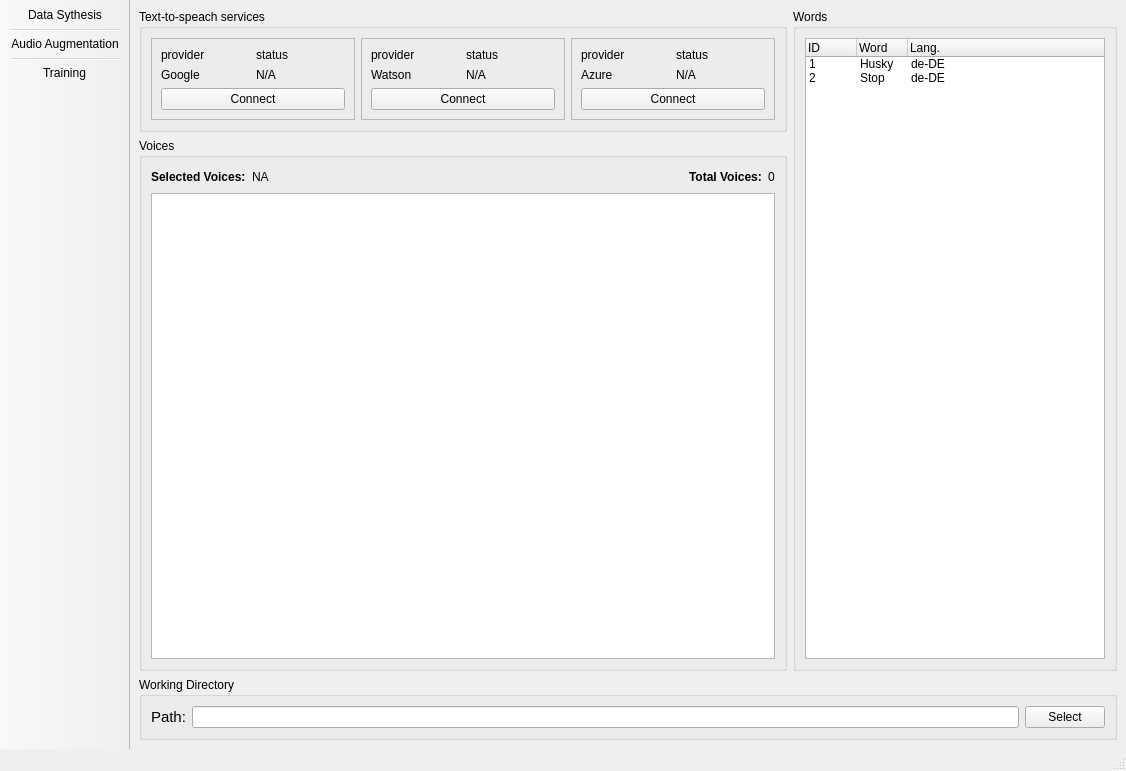
Before: the Qt Designer form ui/qtDesigner/mainWindow.ui in DennisSentler/kwsCoach, drawn with Qt 5.
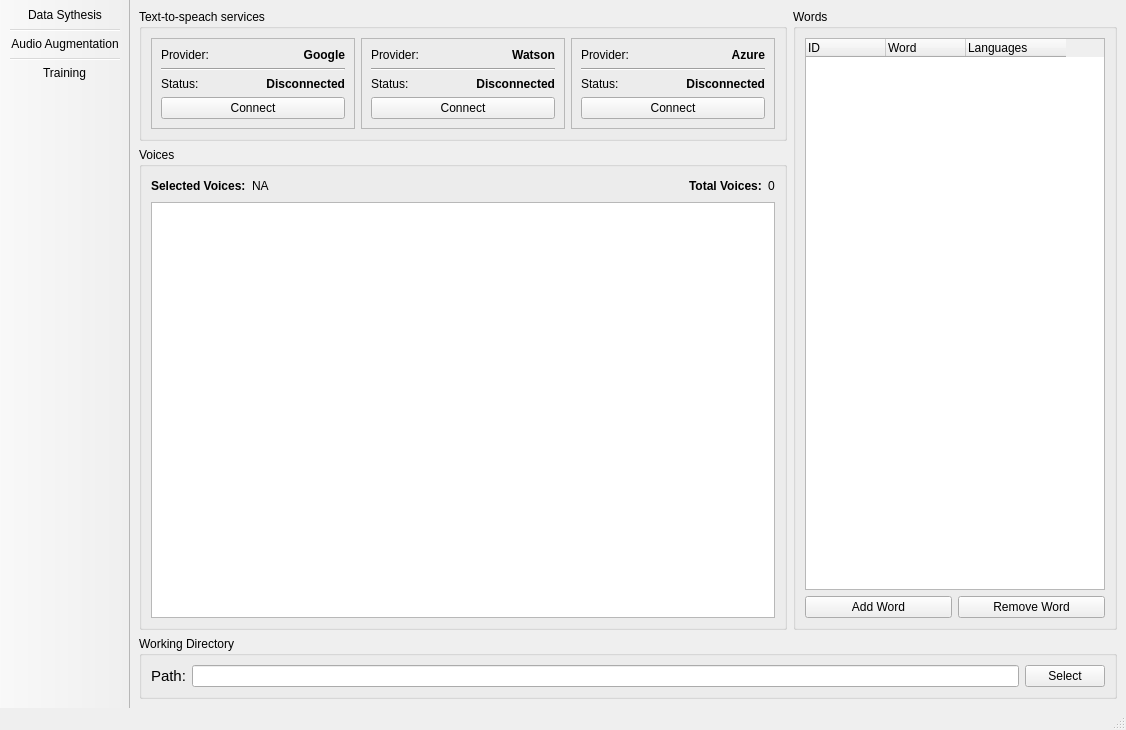
After: the same form once the commit is applied.

Commit message: word list implemented, azure tts working state

The edit to the form file:
```diff
--- a/ui/qtDesigner/mainWindow.ui
+++ b/ui/qtDesigner/mainWindow.ui
@@ -10,7 +10,7 @@
     <x>0</x>
     <y>0</y>
     <width>1126</width>
-    <height>771</height>
+    <height>730</height>
    </rect>
   </property>
   <property name="windowTitle">
@@ -47,11 +47,22 @@
          <bool>false</bool>
         </property>
         <layout class="QGridLayout" name="gridLayout_6">
-         <property name="sizeConstraint">
-          <enum>QLayout::SetMaximumSize</enum>
-         </property>
-         <item row="0" column="0">
-          <widget class="QTreeWidget" name="words_list_view">
+         <item row="1" column="1">
+          <widget class="QPushButton" name="removeWordButton">
+           <property name="text">
+            <string>Remove Word</string>
+           </property>
+          </widget>
+         </item>
+         <item row="1" column="0">
+          <widget class="QPushButton" name="addWordButton">
+           <property name="text">
+            <string>Add Word</string>
+           </property>
+          </widget>
+         </item>
+         <item row="0" column="0" colspan="2">
+          <widget class="QTreeWidget" name="words_list_widget">
            <property name="indentation">
             <number>0</number>
            </property>
@@ -68,13 +79,13 @@
             <bool>false</bool>
            </attribute>
            <attribute name="headerDefaultSectionSize">
-            <number>51</number>
+            <number>80</number>
            </attribute>
            <attribute name="headerHighlightSections">
             <bool>false</bool>
            </attribute>
            <attribute name="headerStretchLastSection">
-            <bool>true</bool>
+            <bool>false</bool>
            </attribute>
            <column>
             <property name="text">
@@ -94,34 +105,9 @@
            </column>
            <column>
             <property name="text">
-             <string>Lang.</string>
+             <string>Languages</string>
             </property>
            </column>
-           <item>
-            <property name="text">
-             <string>1</string>
-            </property>
-            <property name="text">
-             <string>Husky</string>
-            </property>
-            <property name="text">
-             <string>de-DE</string>
-            </property>
-            <property name="flags">
-             <set>ItemIsSelectable|ItemIsDropEnabled|ItemIsUserCheckable|ItemIsEnabled</set>
-            </property>
-           </item>
-           <item>
-            <property name="text">
-             <string>2</string>
-            </property>
-            <property name="text">
-             <string>Stop</string>
-            </property>
-            <property name="text">
-             <string>de-DE</string>
-            </property>
-           </item>
           </widget>
          </item>
         </layout>
@@ -156,37 +142,66 @@
            <property name="frameShadow">
             <enum>QFrame::Raised</enum>
            </property>
+           <layout class="QGridLayout" name="gridLayout_11">
+            <item row="0" column="0">
            <layout class="QGridLayout" name="gridLayout_2">
             <item row="0" column="0">
              <widget class="QLabel" name="provider_text_2">
               <property name="text">
-               <string>provider</string>
+                 <string>Provider:</string>
               </property>
              </widget>
             </item>
             <item row="0" column="1">
-             <widget class="QLabel" name="status_text_2">
-              <property name="text">
-               <string>status</string>
-              </property>
-             </widget>
-            </item>
-            <item row="1" column="0">
              <widget class="QLabel" name="provider_name_2">
+                <property name="font">
+                 <font>
+                  <weight>75</weight>
+                  <bold>true</bold>
+                 </font>
+                </property>
               <property name="text">
                <string>Watson</string>
               </property>
-             </widget>
-            </item>
-            <item row="1" column="1">
-             <widget class="QLabel" name="status_label_2">
+                <property name="alignment">
+                 <set>Qt::AlignRight|Qt::AlignTrailing|Qt::AlignVCenter</set>
+                </property>
+               </widget>
+              </item>
+              <item row="1" column="0" colspan="2">
+               <widget class="Line" name="line_2">
+                <property name="orientation">
+                 <enum>Qt::Horizontal</enum>
+                </property>
+               </widget>
+              </item>
+              <item row="2" column="0">
+               <widget class="QLabel" name="status_text_2">
               <property name="text">
-               <string>N/A</string>
+                 <string>Status:</string>
               </property>
              </widget>
             </item>
-            <item row="2" column="0" colspan="2">
-             <widget class="QPushButton" name="connect_button_2">
+              <item row="2" column="1">
+               <widget class="QLabel" name="status_label_watson">
+                <property name="font">
+                 <font>
+                  <weight>75</weight>
+                  <bold>true</bold>
+                 </font>
+                </property>
+                <property name="text">
+                 <string>Disconnected</string>
+                </property>
+                <property name="alignment">
+                 <set>Qt::AlignRight|Qt::AlignTrailing|Qt::AlignVCenter</set>
+                </property>
+               </widget>
+              </item>
+             </layout>
+            </item>
+            <item row="1" column="0">
+             <widget class="QPushButton" name="connect_button_watson">
               <property name="text">
                <string>Connect</string>
               </property>
@@ -203,11 +218,13 @@
            <property name="frameShadow">
             <enum>QFrame::Raised</enum>
            </property>
+           <layout class="QGridLayout" name="gridLayout_10">
+            <item row="0" column="0">
            <layout class="QGridLayout" name="gridLayout">
             <item row="0" column="0">
              <widget class="QLabel" name="provider_text">
               <property name="text">
-               <string>provider</string>
+                 <string>Provider:</string>
               </property>
               <property name="buddy">
                <cstring>provider_text</cstring>
@@ -215,30 +232,63 @@
              </widget>
             </item>
             <item row="0" column="1">
-             <widget class="QLabel" name="status_text">
-              <property name="text">
-               <string>status</string>
-              </property>
-             </widget>
-            </item>
-            <item row="1" column="0">
-             <widget class="QLabel" name="provider_name">
+               <widget class="QLabel" name="provider_name_google">
+                <property name="font">
+                 <font>
+                  <weight>75</weight>
+                  <bold>true</bold>
+                 </font>
+                </property>
               <property name="text">
                <string>Google</string>
               </property>
+                <property name="alignment">
+                 <set>Qt::AlignRight|Qt::AlignTrailing|Qt::AlignVCenter</set>
+                </property>
               <property name="buddy">
                <cstring>provider_name</cstring>
               </property>
              </widget>
             </item>
-            <item row="1" column="1">
-             <widget class="QLabel" name="status_label">
+              <item row="1" column="0" colspan="2">
+               <widget class="Line" name="line_3">
+                <property name="orientation">
+                 <enum>Qt::Horizontal</enum>
+                </property>
+               </widget>
+              </item>
+              <item row="2" column="0">
+               <widget class="QLabel" name="status_text">
               <property name="text">
-               <string>N/A</string>
+                 <string>Status:</string>
               </property>
              </widget>
             </item>
-            <item row="2" column="0" colspan="2">
+              <item row="2" column="1">
+               <widget class="QLabel" name="status_label_google">
+                <property name="sizePolicy">
+                 <sizepolicy hsizetype="Preferred" vsizetype="Preferred">
+                  <horstretch>0</horstretch>
+                  <verstretch>0</verstretch>
+                 </sizepolicy>
+                </property>
+                <property name="font">
+                 <font>
+                  <weight>75</weight>
+                  <bold>true</bold>
+                 </font>
+                </property>
+                <property name="text">
+                 <string>Disconnected</string>
+                </property>
+                <property name="alignment">
+                 <set>Qt::AlignRight|Qt::AlignTrailing|Qt::AlignVCenter</set>
+                </property>
+               </widget>
+              </item>
+             </layout>
+            </item>
+            <item row="1" column="0">
              <widget class="QPushButton" name="connect_button_google">
               <property name="text">
                <string>Connect</string>
@@ -256,37 +306,66 @@
            <property name="frameShadow">
             <enum>QFrame::Raised</enum>
            </property>
+           <layout class="QGridLayout" name="gridLayout_12">
+            <item row="0" column="0">
            <layout class="QGridLayout" name="gridLayout_3">
-            <item row="0" column="0">
-             <widget class="QLabel" name="provider_text_3">
+              <item row="2" column="1">
+               <widget class="QLabel" name="status_label_azure">
+                <property name="font">
+                 <font>
+                  <weight>75</weight>
+                  <bold>true</bold>
+                 </font>
+                </property>
               <property name="text">
-               <string>provider</string>
+                 <string>Disconnected</string>
+                </property>
+                <property name="alignment">
+                 <set>Qt::AlignRight|Qt::AlignTrailing|Qt::AlignVCenter</set>
               </property>
              </widget>
             </item>
-            <item row="0" column="1">
+              <item row="2" column="0">
              <widget class="QLabel" name="status_text_3">
               <property name="text">
-               <string>status</string>
+                 <string>Status:</string>
               </property>
              </widget>
             </item>
-            <item row="1" column="0">
+              <item row="0" column="1">
              <widget class="QLabel" name="provider_name_3">
+                <property name="font">
+                 <font>
+                  <weight>75</weight>
+                  <bold>true</bold>
+                 </font>
+                </property>
               <property name="text">
                <string>Azure</string>
               </property>
-             </widget>
-            </item>
-            <item row="1" column="1">
-             <widget class="QLabel" name="status_label_3">
+                <property name="alignment">
+                 <set>Qt::AlignRight|Qt::AlignTrailing|Qt::AlignVCenter</set>
+                </property>
+               </widget>
+              </item>
+              <item row="0" column="0">
+               <widget class="QLabel" name="provider_text_3">
               <property name="text">
-               <string>N/A</string>
+                 <string>Provider:</string>
               </property>
              </widget>
             </item>
-            <item row="2" column="0" colspan="2">
-             <widget class="QPushButton" name="connect_button_3">
+              <item row="1" column="0" colspan="2">
+               <widget class="Line" name="line">
+                <property name="orientation">
+                 <enum>Qt::Horizontal</enum>
+                </property>
+               </widget>
+              </item>
+             </layout>
+            </item>
+            <item row="1" column="0">
+             <widget class="QPushButton" name="connect_button_azure">
               <property name="text">
                <string>Connect</string>
               </property>
```
Left out of the diff: 44 changed lines with no effect on the pictures. Lines whose indentation alone changed are shown as unchanged. The commit also changes 10 other files.
